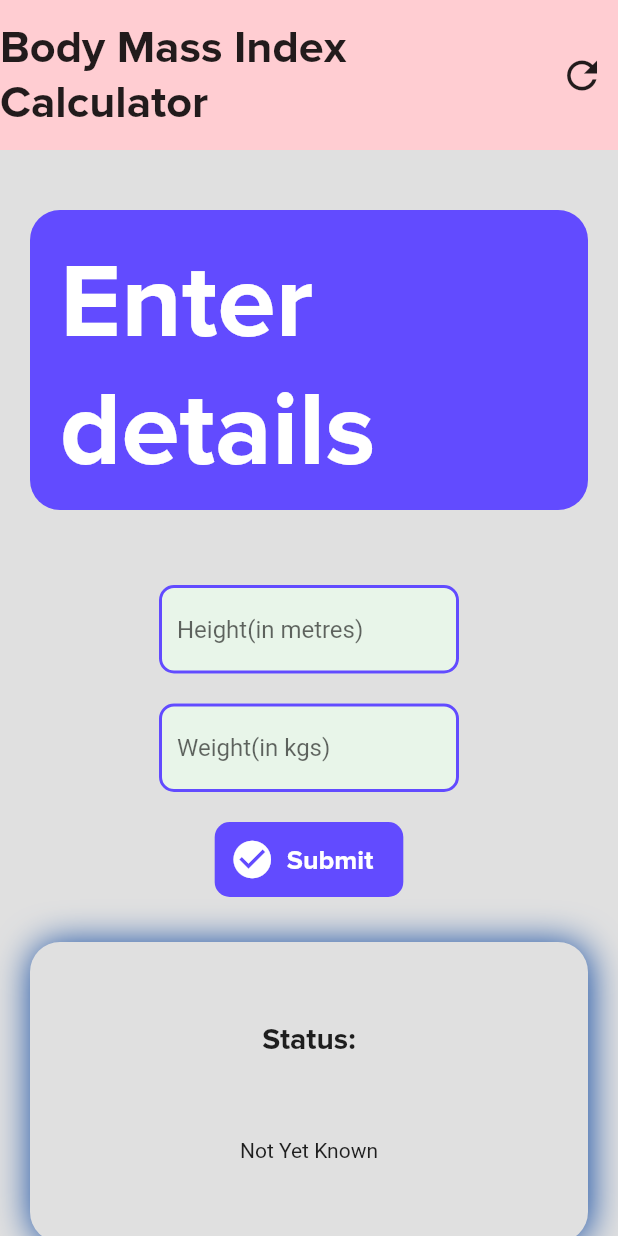
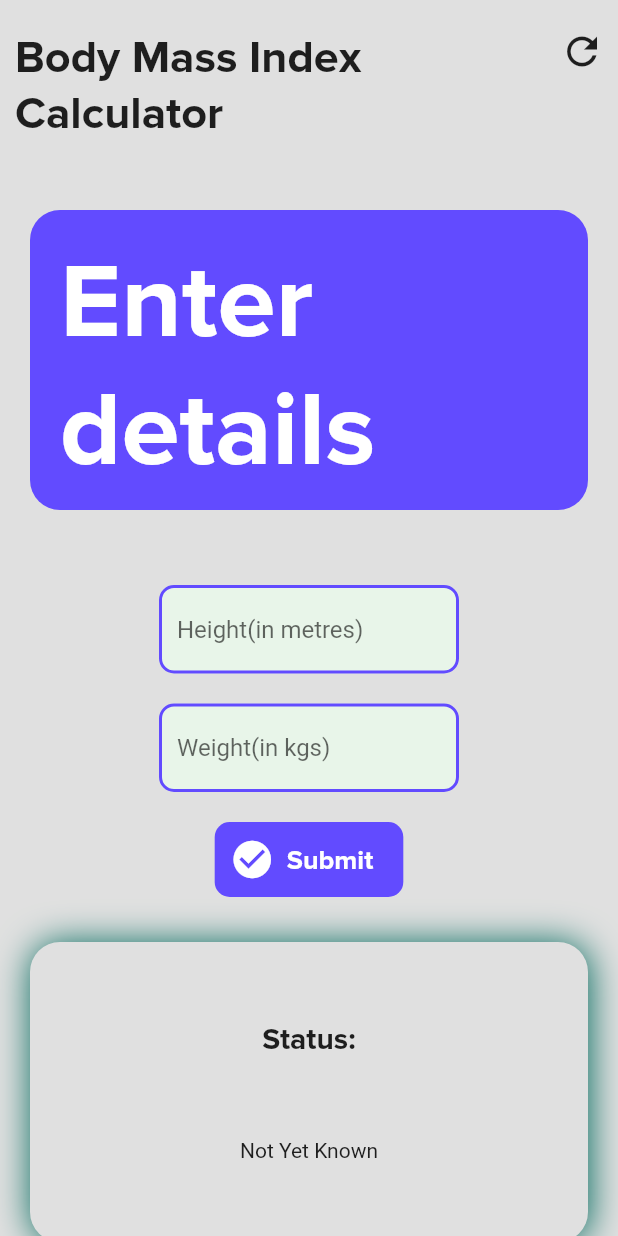
Before and after one commit to Rajdeep2121/BMI-Calculator-app, a Flutter app: the screen it shows after launch, on a phone screen of 412 x 824 dp. Run offline on Flutter 3.47's test engine with Material 2 defaults, Android fonts, the phone set to English and light mode, and no system bars.

Commit message:
modified app

```diff
--- a/lib/main.dart
+++ b/lib/main.dart
@@ -39,18 +39,24 @@ class _HomeState extends State<Home> {
           children: <Widget>[
             Container(
               height: 100,
-              color: Colors.red[100],
+              // color: Colors.green[100],
               child: Row(
+                crossAxisAlignment: CrossAxisAlignment.start,
                 mainAxisAlignment: MainAxisAlignment.spaceBetween,
                 children: <Widget>[
-                  Text(
+                  Padding(
+                    padding: const EdgeInsets.only(left: 10, top: 20),
+                    child: Text(
                       'Body Mass Index \nCalculator',
                       style: TextStyle(
                         fontFamily: 'ProximaNova',
                         fontSize: 30,
                       ),
                     ),
-                  IconButton(
+                  ),
+                  Padding(
+                    padding: const EdgeInsets.only(top: 10),
+                    child: IconButton(
                       icon: Icon(
                         Icons.refresh,
                         size: 30,
@@ -58,6 +64,7 @@ class _HomeState extends State<Home> {
                       onPressed: () {
                         Navigator.pushReplacementNamed(context, '/home');
                       },
+                    ),
                   ),
                 ],
               ),
@@ -213,7 +220,7 @@ class _HomeState extends State<Home> {
                       color: Colors.grey[300],
                       boxShadow: <BoxShadow>[
                         BoxShadow(
-                          color: Colors.blue[900],
+                          color: Colors.teal[800],
                           offset: Offset(1, 1),
                           blurRadius: 20.0,
                         ),
```
Also changed, not shown: 1 other file. Lines whose indentation alone changed are shown as unchanged.
